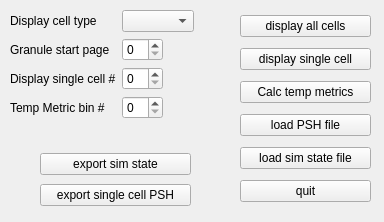
Old version of the form SimDataAnalysis/includes/mainw.ui in the repository wenkeli/Cerebellum_simulation.
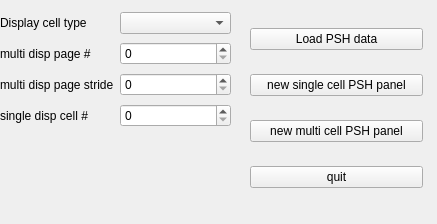
New version of the form.

Patch:
```diff
--- a/SimDataAnalysis/includes/mainw.ui
+++ b/SimDataAnalysis/includes/mainw.ui
@@ -6,75 +6,20 @@
    <rect>
     <x>0</x>
     <y>0</y>
-    <width>384</width>
-    <height>222</height>
+    <width>437</width>
+    <height>224</height>
    </rect>
   </property>
   <property name="windowTitle">
    <string>MainWindow</string>
   </property>
   <widget class="QWidget" name="centralwidget">
-   <widget class="QWidget" name="formLayoutWidget">
-    <property name="geometry">
-     <rect>
-      <x>10</x>
-      <y>10</y>
-      <width>226</width>
-      <height>128</height>
-     </rect>
-    </property>
-    <layout class="QFormLayout" name="formLayout">
-     <property name="fieldGrowthPolicy">
-      <enum>QFormLayout::ExpandingFieldsGrow</enum>
-     </property>
-     <item row="0" column="0">
-      <widget class="QLabel" name="label_3">
-       <property name="text">
-        <string>Display cell type</string>
-       </property>
-      </widget>
-     </item>
-     <item row="0" column="1">
-      <widget class="QComboBox" name="dispCellType"/>
-     </item>
-     <item row="1" column="0">
-      <widget class="QLabel" name="label">
-       <property name="text">
-        <string>Granule start page</string>
-       </property>
-      </widget>
-     </item>
-     <item row="1" column="1">
-      <widget class="QSpinBox" name="grDispStartNum"/>
-     </item>
-     <item row="2" column="0">
-      <widget class="QLabel" name="label_2">
-       <property name="text">
-        <string>Display single cell #</string>
-       </property>
-      </widget>
-     </item>
-     <item row="2" column="1">
-      <widget class="QSpinBox" name="dispSingleCellNum"/>
-     </item>
-     <item row="3" column="1">
-      <widget class="QSpinBox" name="tempMetricBinN"/>
-     </item>
-     <item row="3" column="0">
-      <widget class="QLabel" name="label_4">
-       <property name="text">
-        <string>Temp Metric bin #</string>
-       </property>
-      </widget>
-     </item>
-    </layout>
-   </widget>
    <widget class="QWidget" name="verticalLayoutWidget">
     <property name="geometry">
      <rect>
-      <x>240</x>
+      <x>250</x>
       <y>10</y>
-      <width>131</width>
+      <width>173</width>
       <height>197</height>
      </rect>
     </property>
@@ -82,35 +27,21 @@
      <item>
       <widget class="QPushButton" name="dispAllCells">
        <property name="text">
-        <string>display all cells</string>
+        <string>Load PSH data</string>
        </property>
       </widget>
      </item>
      <item>
       <widget class="QPushButton" name="dispSingleCell">
        <property name="text">
-        <string>display single cell</string>
+        <string>new single cell PSH panel</string>
        </property>
       </widget>
      </item>
      <item>
       <widget class="QPushButton" name="calcTempMetrics">
        <property name="text">
-        <string>Calc temp metrics</string>
-       </property>
-      </widget>
-     </item>
-     <item>
-      <widget class="QPushButton" name="loadPSH">
-       <property name="text">
-        <string>load PSH file</string>
-       </property>
-      </widget>
-     </item>
-     <item>
-      <widget class="QPushButton" name="loadSim">
-       <property name="text">
-        <string>load sim state file</string>
+        <string>new multi cell PSH panel</string>
        </property>
       </widget>
      </item>
@@ -126,27 +57,53 @@
    <widget class="QWidget" name="verticalLayoutWidget_2">
     <property name="geometry">
      <rect>
-      <x>40</x>
-      <y>150</y>
-      <width>151</width>
-      <height>61</height>
+      <x>0</x>
+      <y>10</y>
+      <width>231</width>
+      <height>121</height>
      </rect>
     </property>
-    <layout class="QVBoxLayout" name="verticalLayout_2">
-     <item>
-      <widget class="QPushButton" name="exportSim">
+    <layout class="QGridLayout" name="gridLayout">
+     <item row="1" column="0">
+      <widget class="QLabel" name="label_2">
        <property name="text">
-        <string>export sim state</string>
+        <string>multi disp page #</string>
        </property>
       </widget>
      </item>
-     <item>
-      <widget class="QPushButton" name="exportSinglePSH">
+     <item row="2" column="0">
+      <widget class="QLabel" name="label">
        <property name="text">
-        <string>export single cell PSH</string>
+        <string>multi disp page stride</string>
        </property>
       </widget>
      </item>
+     <item row="3" column="0">
+      <widget class="QLabel" name="label_4">
+       <property name="text">
+        <string>single disp cell #</string>
+       </property>
+      </widget>
+     </item>
+     <item row="1" column="1">
+      <widget class="QSpinBox" name="multiCellPageBox"/>
+     </item>
+     <item row="2" column="1">
+      <widget class="QSpinBox" name="multiCellStrideBox"/>
+     </item>
+     <item row="3" column="1">
+      <widget class="QSpinBox" name="singleCellNumBox"/>
+     </item>
+     <item row="0" column="0">
+      <widget class="QLabel" name="label_3">
+       <property name="text">
+        <string>Display cell type</string>
+       </property>
+      </widget>
+     </item>
+     <item row="0" column="1">
+      <widget class="QComboBox" name="dispCellTypeBox"/>
+     </item>
     </layout>
    </widget>
   </widget>
```
Left out of the diff: 138 changed lines with no effect on the pictures.
